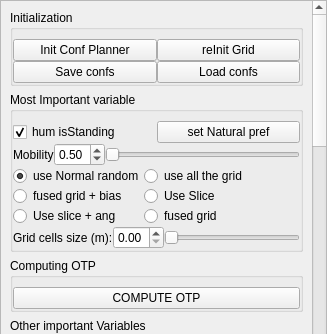
Qt form src/move3d-qt-gui-libs/src/qtMainInterface/sideWidgets/qtOtp.ui (jmainpri/move3d-studio) before a commit; both pictures show x 0 to 327 and y 0 to 334 of the 327 by 504 pixel window.
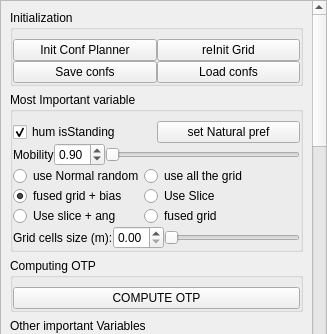
The same form after that commit.

What changed in the file:
```diff
--- a/src/move3d-qt-gui-libs/src/qtMainInterface/sideWidgets/qtOtp.ui
+++ b/src/move3d-qt-gui-libs/src/qtMainInterface/sideWidgets/qtOtp.ui
@@ -26,7 +26,7 @@
       <property name="geometry">
        <rect>
         <x>0</x>
-        <y>-535</y>
+        <y>0</y>
         <width>309</width>
         <height>2005</height>
        </rect>
@@ -180,7 +180,7 @@
                 <double>0.010000000000000</double>
                </property>
                <property name="value">
-                <double>0.500000000000000</double>
+                <double>0.900000000000000</double>
                </property>
               </widget>
              </item>
@@ -224,7 +224,7 @@
                 <string>use Normal random</string>
                </property>
                <property name="checked">
-                <bool>true</bool>
+                <bool>false</bool>
                </property>
               </widget>
              </item>
@@ -240,6 +240,9 @@
                <property name="text">
                 <string>fused grid + bias</string>
                </property>
+               <property name="checked">
+                <bool>true</bool>
+               </property>
               </widget>
              </item>
              <item row="2" column="1">
```
